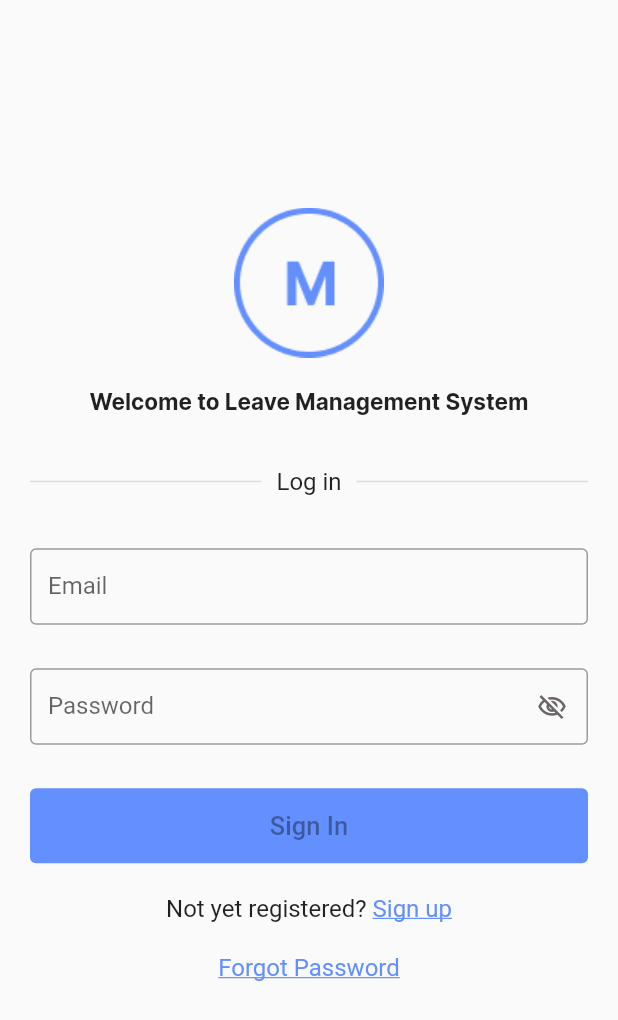
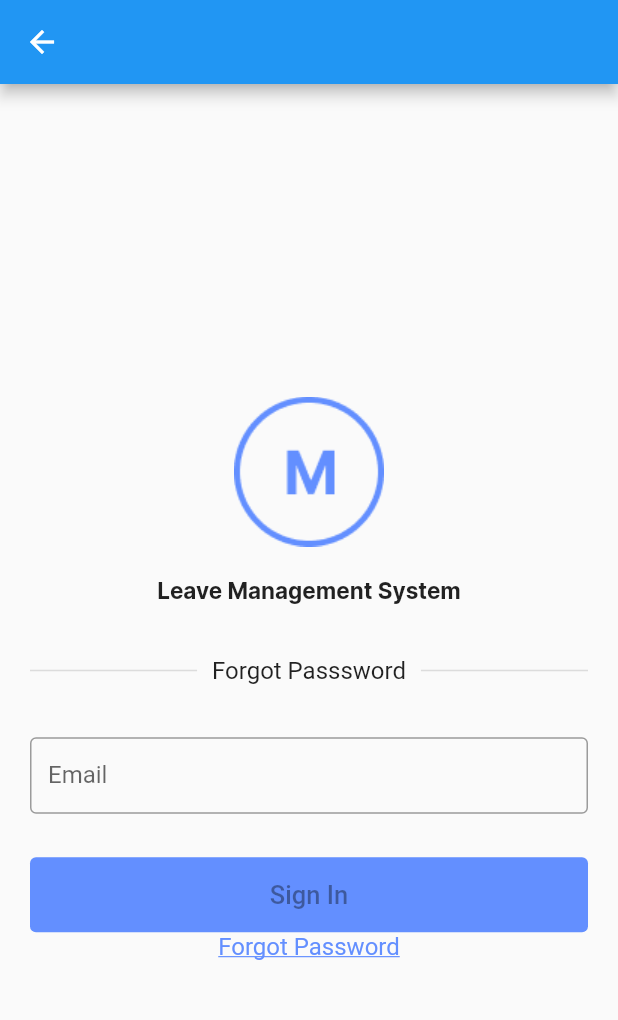
Before and after one commit to ncutixavier/leave-app, a Flutter app: the screen it shows after launch, after a tap on "Forgot Password", on a phone screen of 412 x 824 dp. Shown: the top 1020 px of the screen. Run offline on Flutter 3.47's test engine with Material 2 defaults, Android fonts, the phone set to English and light mode, and no system bars; our stand-ins replace another_flushbar, date_field, file_picker, firebase_auth, firebase_core, firebase_storage and 2 more; accounts and stored records are empty; network calls fail.

Commit message:
add login page

```diff
--- a/lib/main.dart
+++ b/lib/main.dart
@@ -1,5 +1,4 @@
 import 'package:firebase_core/firebase_core.dart';
-// Import the generated file
 import 'firebase_options.dart';
 import 'package:flutter/material.dart';
 import 'package:leaveapp/screens/splash.dart';
@@ -7,6 +6,7 @@ import 'package:leaveapp/screens/login.dart';
 import 'package:leaveapp/screens/leave.dart';
 import 'package:leaveapp/screens/register.dart';
 import 'package:leaveapp/screens/post.dart';
+import 'package:leaveapp/screens/forgot_password.dart';
 
 void main() async {
   WidgetsFlutterBinding.ensureInitialized();
@@ -33,7 +33,8 @@ class MyApp extends StatelessWidget {
         'login': (context) => Login_Screen(),
         'register': (context) => Register_Screen(),
         'leaves': (context) => Leave_Screen(),
-        'post': (context) => PostsPage()
+        'post': (context) => PostsPage(),
+        'forgot-password': (context) => ForgotPassword()
       },
     );
   }
--- /dev/null
+++ b/lib/screens/forgot_password.dart
@@ -0,0 +1,152 @@
+import 'dart:convert';
+
+import 'package:firebase_auth/firebase_auth.dart';
+import 'package:flutter/material.dart';
+import 'package:google_sign_in/google_sign_in.dart';
+import 'package:flutter/cupertino.dart';
+import 'package:flutter/widgets.dart';
+import 'package:leaveapp/screens/leave.dart';
+import 'package:leaveapp/screens/register.dart';
+import 'package:leaveapp/services/department-service.dart';
+import 'package:leaveapp/models/user_login.dart';
+import 'package:leaveapp/services/user_service.dart';
+import 'package:another_flushbar/flushbar.dart';
+
+class ForgotPassword extends StatefulWidget {
+  const ForgotPassword({Key? key}) : super(key: key);
+  static const routename = "forgot-password";
+  @override
+  State<ForgotPassword> createState() => _ForgotPasswordState();
+}
+
+class _ForgotPasswordState extends State<ForgotPassword> {
+  final GlobalKey<FormState> forgotPasswordformkey = GlobalKey();
+  String email = "";
+  bool isLoading = false;
+
+  @override
+  Widget build(BuildContext context) {
+    return Scaffold(
+      appBar: AppBar(),
+      body: SafeArea(
+        child: SingleChildScrollView(
+          child: Container(
+            height: MediaQuery.of(context).size.height,
+            width: MediaQuery.of(context).size.width,
+            padding: const EdgeInsets.symmetric(horizontal: 20.0),
+            child: Column(
+              mainAxisAlignment: MainAxisAlignment.center,
+              children: [
+                Image.asset("images/logo_dark.png"),
+                const SizedBox(
+                  height: 20.0,
+                ),
+                const Text(
+                  "Leave Management System",
+                  style: TextStyle(fontFamily: "Inter-Bold", fontSize: 15.0),
+                ),
+                Container(
+                  margin: const EdgeInsets.symmetric(vertical: 35.0),
+                  child: Row(children: const [
+                    Expanded(
+                        child: Divider(
+                          endIndent: 10.0,
+                          thickness: 1,
+                        )),
+                    Text(
+                      "Forgot Passsword",
+                      style: TextStyle(fontSize: 16.0),
+                    ),
+                    Expanded(
+                        child: Divider(
+                          indent: 10.0,
+                          thickness: 1,
+                        )),
+                  ]),
+                ),
+                Form(
+                  key: forgotPasswordformkey,
+                  child: SingleChildScrollView(
+                    child: Column(
+                      children: [
+                        SizedBox(
+                          height: 80.0,
+                          child: TextFormField(
+                            keyboardType: TextInputType.emailAddress,
+                            decoration: const InputDecoration(
+                              isDense: true,
+                              hintText: 'Enter your email ',
+                              border: OutlineInputBorder(),
+                              labelText: 'Email',
+                            ),
+                            onChanged: (value) {
+                              setState(() {
+                                email = value;
+                              });
+                            },
+                            validator: (value) {
+                              // Check if this field is empty
+                              if (value!.isEmpty) {
+                                return 'Email is required';
+                              }
+
+                              // using regular expression
+                              if (!RegExp(r'\S+@\S+\.\S+').hasMatch(value)) {
+                                return "Please enter a valid email address";
+                              }
+                              return null;
+                            },
+                          ),
+                        ),
+                        SizedBox(
+                          width: double.infinity,
+                          child: ElevatedButton(
+                            style: ButtonStyle(
+                                padding: MaterialStateProperty.all(
+                                  const EdgeInsets.all(15),
+                                ),
+                                backgroundColor: MaterialStateProperty.all(
+                                    Color(0xff638FFF))),
+                            onPressed: null,
+                            child: isLoading
+                                ? const SizedBox(
+                              child: CircularProgressIndicator(
+                                valueColor: AlwaysStoppedAnimation<Color>(
+                                    Colors.white),
+                              ),
+                              height: 20.0,
+                              width: 20.0,
+                            )
+                                : const Text(
+                              'Sign In',
+                              style: TextStyle(fontSize: 17),
+                            ),
+                          ),
+                        ),
+                      ],
+                    ),
+                  ),
+                ),
+                SizedBox(
+                  height: 50,
+                  width: double.infinity,
+                  child: InkWell(
+                    onTap: () {},
+                    child: const Text(
+                      "Forgot Password",
+                      textAlign: TextAlign.center,
+                      style: TextStyle(
+                          color: Color(0xff638FFF),
+                          decoration: TextDecoration.underline,
+                          fontSize: 16),
+                    ),
+                  ),
+                )
+              ],
+            ),
+          ),
+        ),
+      ),
+    );;
+  }
+}
--- a/lib/screens/login.dart
+++ b/lib/screens/login.dart
@@ -1,16 +1,25 @@
 import 'dart:convert';
+import 'dart:io';
 
 import 'package:firebase_auth/firebase_auth.dart';
+import 'package:firebase_storage/firebase_storage.dart';
 import 'package:flutter/material.dart';
 import 'package:google_sign_in/google_sign_in.dart';
 import 'package:flutter/cupertino.dart';
 import 'package:flutter/widgets.dart';
+import 'package:leaveapp/screens/forgot_password.dart';
 import 'package:leaveapp/screens/leave.dart';
 import 'package:leaveapp/screens/register.dart';
 import 'package:leaveapp/services/department-service.dart';
 import 'package:leaveapp/models/user_login.dart';
+import 'package:leaveapp/services/google_auth_service.dart';
+import 'package:leaveapp/services/snackbar_service.dart';
+import 'package:leaveapp/services/upload_life_service.dart';
 import 'package:leaveapp/services/user_service.dart';
 import 'package:another_flushbar/flushbar.dart';
+import 'package:file_picker/file_picker.dart';
+import 'package:provider/provider.dart';
+import 'package:path/path.dart';
 
 class Login_Screen extends StatefulWidget {
   const Login_Screen({Key? key}) : super(key: key);
@@ -24,6 +33,10 @@ class _Login_ScreenState extends State<Login_Screen> {
   final GlobalKey<FormState> loginformkey = GlobalKey();
   final DepartmentService httpService = DepartmentService();
   final UserService userService = UserService();
+  final GoogleAuthService googleAuthService = GoogleAuthService();
+
+  bool select_item = false;
+  File? _file;
 
   String? email = "";
   String? password = "";
@@ -36,31 +49,52 @@ class _Login_ScreenState extends State<Login_Screen> {
     super.initState();
   }
 
+  Future<void> pickimage() async {
+    FilePickerResult? result =
+    await FilePicker.platform.pickFiles(allowMultiple: true);
+
+    if (result != null) {
+      List<File> files = result.paths.map((path) => File(path!)).toList();
+
+      setState(() {
+        _file = files.first;
+      });
+      print('Img:: ${files.first}');
+    } else {
+      // User canceled the picker
+    }
+  }
+
   @override
   Widget build(BuildContext context) {
     return Scaffold(
+      appBar: AppBar(
+        title: const Text('Leave Management System'),
+        centerTitle: true,
+        automaticallyImplyLeading: false,
+        toolbarHeight: 60.0,
+        elevation: 2.0,
+      ),
       body: SafeArea(
-          child: Form(
-        key: loginformkey,
-        child: Container(
-          width: double.infinity,
-          padding: const EdgeInsets.symmetric(horizontal: 20.0),
         child: SingleChildScrollView(
           child: Container(
+            color: Color(0xffffffff),
+            width: MediaQuery.of(context).size.width,
             height: MediaQuery.of(context).size.height,
+            padding: const EdgeInsets.symmetric(horizontal: 20.0),
             child: Column(
-                mainAxisAlignment: MainAxisAlignment.center,
+              mainAxisAlignment: MainAxisAlignment.start,
               children: [
-                  Image.asset("images/logo_dark.png"),
                 const SizedBox(
                   height: 20.0,
                 ),
-                  const Text(
-                    "Welcome to Leave Management System",
-                    style: TextStyle(fontFamily: "Inter-Bold", fontSize: 15.0),
+                SizedBox(
+                  height: 60.0,
+                  width: 60.0,
+                  child: Image.asset("images/logo_dark.png"),
                 ),
                 Container(
-                    margin: EdgeInsets.symmetric(vertical: 35.0),
+                  margin: const EdgeInsets.symmetric(vertical: 30.0),
                   child: Row(children: const [
                     Expanded(
                         child: Divider(
@@ -68,8 +102,8 @@ class _Login_ScreenState extends State<Login_Screen> {
                       thickness: 1,
                     )),
                     Text(
-                        "Log in",
-                        style: TextStyle(fontSize: 16.0),
+                      "Let's get you sign in",
+                      style: TextStyle(fontSize: 20.0, fontWeight: FontWeight.bold),
                     ),
                     Expanded(
                         child: Divider(
@@ -78,6 +112,89 @@ class _Login_ScreenState extends State<Login_Screen> {
                     )),
                   ]),
                 ),
+                // Container(
+                //   height: 55.0,
+                //   decoration: BoxDecoration(
+                //     borderRadius: BorderRadius.circular(8.0),
+                //     color: Color(0xffEBEDEF)
+                //   ),
+                //   child: InkWell(
+                //     onTap: () async{
+                //       // final provider = Provider.of<GoogleAuthService>(context, listen: false);
+                //       final res = await googleAuthService.googleLogin();
+                //       print('SIGN--$res');
+                //     },
+                //     child: Row(
+                //       mainAxisAlignment: MainAxisAlignment.spaceEvenly,
+                //       children: [
+                //         Container(
+                //           height: 20.0,
+                //           width: 20.0,
+                //           child: Image.asset("images/google.png"),
+                //         ),
+                //         Text("Sign in with google", style: TextStyle(
+                //           fontWeight: FontWeight.bold,
+                //           fontSize: 18.0
+                //         ),)
+                //       ],
+                //     ),
+                //   ),
+                // ),
+                // ElevatedButton(
+                //   child: Text("Logout"),
+                //   onPressed: () async{
+                //     final res = await googleAuthService.logout();
+                //     print("LOGOUT-$res");
+                //   },
+                // ),
+                // SizedBox(
+                //   height: 15.0,
+                // ),
+                Center(
+                    child: InkWell(
+                        onTap: () {
+                          pickimage();
+                        },
+                        child: _file == null
+                            ? Image.asset(
+                          'images/take_pic.png',
+                        )
+                            : CircleAvatar(
+                          radius: 40,
+                          backgroundImage: FileImage(_file!),
+                        ))),
+                SizedBox(
+                  height: 40.0,
+                  child: ElevatedButton(
+                    style: ButtonStyle(
+                        padding: MaterialStateProperty.all(
+                          const EdgeInsets.all(15),
+                        ),
+                        backgroundColor: MaterialStateProperty.all(
+                            Color(0xff638FFF))),
+                    onPressed: () async{
+                      await uploadImageToFirebase();
+                    },
+                    child: isLoading
+                        ? const SizedBox(
+                      child: CircularProgressIndicator(
+                        valueColor: AlwaysStoppedAnimation<Color>(
+                            Colors.white),
+                      ),
+                      height: 20.0,
+                      width: 20.0,
+                    )
+                        : const Text(
+                      'Sign In',
+                      style: TextStyle(fontSize: 17),
+                    ),
+                  ),
+                ),
+                Form(
+                  key: loginformkey,
+                  child: SingleChildScrollView(
+                    child: Column(
+                      children: [
                         SizedBox(
                           height: 80.0,
                           child: TextFormField(
@@ -162,8 +279,8 @@ class _Login_ScreenState extends State<Login_Screen> {
                                 padding: MaterialStateProperty.all(
                                   const EdgeInsets.all(15),
                                 ),
-                          backgroundColor:
-                              MaterialStateProperty.all(Color(0xff638FFF))),
+                                backgroundColor: MaterialStateProperty.all(
+                                    Color(0xff638FFF))),
                             onPressed: (email!.isEmpty || password!.isEmpty)
                                 ? null
                                 : () {
@@ -175,11 +292,13 @@ class _Login_ScreenState extends State<Login_Screen> {
                                       setState(() {
                                         isLoading = true;
                                       });
-                                userService.login('$email', '$password')
+                                      userService
+                                          .login('$email', '$password')
                                           .then((value) {
                                         setState(() {
                                           isLoading = false;
                                         });
+
                                         Navigator.of(context)
                                             .pushNamed(Leave_Screen.routename);
                                       }).catchError((error) {
@@ -187,25 +306,15 @@ class _Login_ScreenState extends State<Login_Screen> {
                                           isLoading = false;
                                         });
                                         Map msg = jsonDecode(error.message);
-                                  Flushbar(
-                                    message: msg['message'],
-                                    backgroundColor: Color(0xffFAE8EB),
-                                    duration: Duration(seconds: 3),
-                                    messageColor: Colors.redAccent,
-                                    messageSize: 15.0,
-                                    icon: Icon(
-                                      Icons.error,
-                                      color: Colors.redAccent,
-                                    ),
-                                  ).show(context);
+                                        SnackBarService.displaySnackBar(msg['message']).show(context);
                                       });
                                     }
                                   },
                             child: isLoading
                                 ? const SizedBox(
                                     child: CircularProgressIndicator(
-                                valueColor:
-                                    AlwaysStoppedAnimation<Color>(Colors.white),
+                                      valueColor: AlwaysStoppedAnimation<Color>(
+                                          Colors.white),
                                     ),
                                     height: 20.0,
                                     width: 20.0,
@@ -213,6 +322,10 @@ class _Login_ScreenState extends State<Login_Screen> {
                                 : const Text(
                                     'Sign In',
                                     style: TextStyle(fontSize: 17),
+                                  ),
+                          ),
+                        ),
+                      ],
                     ),
                   ),
                 ),
@@ -245,7 +358,9 @@ class _Login_ScreenState extends State<Login_Screen> {
                   height: 50,
                   width: double.infinity,
                   child: InkWell(
-                      onTap: () {},
+                    onTap: () {
+                      Navigator.of(context).pushNamed(ForgotPassword.routename);
+                    },
                     child: const Text(
                       "Forgot Password",
                       textAlign: TextAlign.center,
@@ -255,13 +370,30 @@ class _Login_ScreenState extends State<Login_Screen> {
                           fontSize: 16),
                     ),
                   ),
-                  ),
+                )
               ],
             ),
           ),
         ),
       ),
-      )),
     );
   }
+
+  Future uploadImageToFirebase() async {
+    print(_file);
+    final fileName = basename(_file!.path);
+    // final destination = 'files/$fileName';
+    // final uploadTask = UploadFileService.uploadFile(destination, _file!);
+
+    FirebaseStorage firebaseStorage = FirebaseStorage.instance;
+    // Reference ref = firebaseStorage.ref().child("nx-images-${DateTime.now()}");
+    // UploadTask uploadTask = ref.putFile(_file!);
+    // uploadTask?.then((res) {
+    //   res.ref.getDownloadURL().then((value) => print("Done: $value"));
+    // });
+    var reference = FirebaseStorage.instance.ref().child("ncuti").child("images").child("${DateTime.now()}");
+    final TaskSnapshot snapshot = await reference.putFile(_file!);
+    final downloadUrl = await snapshot.ref.getDownloadURL();
+    print("Done: $downloadUrl");
   }
+}
--- a/lib/services/user_service.dart
+++ b/lib/services/user_service.dart
@@ -37,7 +37,7 @@ class UserService {
       'email': email, 'password': password
     };
     var response = await http.post(
-      Uri.parse("https://nx-leave-app.herokuapp.com/api/v1/users/login"),
+        api.login(),
       headers: {
         "Accept": "application/json",
         "Content-Type": "application/x-www-form-urlencoded"
@@ -45,7 +45,7 @@ class UserService {
       body: data,
       encoding: Encoding.getByName("utf-8")
     );
-
+    print('DATA:: ${response.body}');
     if (response.statusCode == 200) {
       return UserLogin.fromJson(jsonDecode(response.body));
     } else {
--- a/pubspec.yaml
+++ b/pubspec.yaml
@@ -43,6 +43,11 @@ dependencies:
   google_sign_in: ^5.3.0
   firebase_core: ^1.14.1
   date_field: ^3.0.0
+  file_picker: ^4.1.5
+  firebase_storage: ^10.2.14
+  cloud_firestore: ^3.1.13
+  get: ^4.6.1
+  path: ^1.8.0
 
 dev_dependencies:
   flutter_test:
```
Also changed, not shown: lib/screens/register.dart (+18 -19 lines), lib/services/google_auth_service.dart (added, +30 -0 lines), lib/services/snackbar_service.dart (added, +18 -0 lines), lib/services/upload_life_service.dart (added, +14 -0 lines), images/take_pic.png (added), lib/firebase_options.dart, pubspec.lock, 5 other files. Lines whose indentation alone changed are shown as unchanged.
